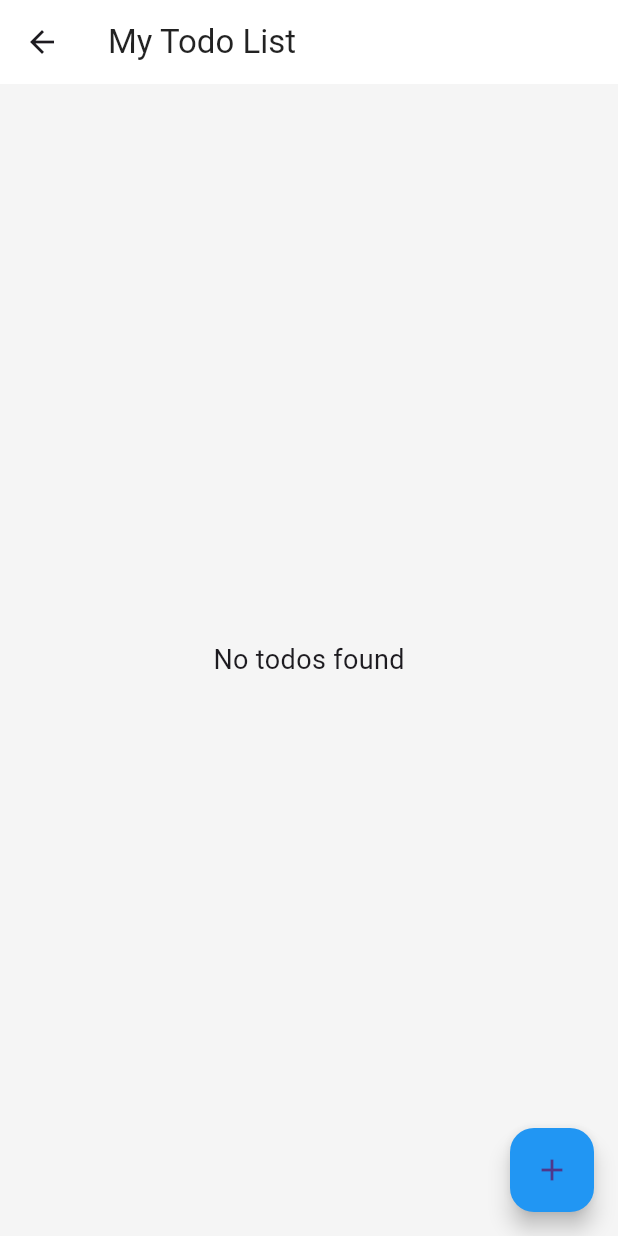
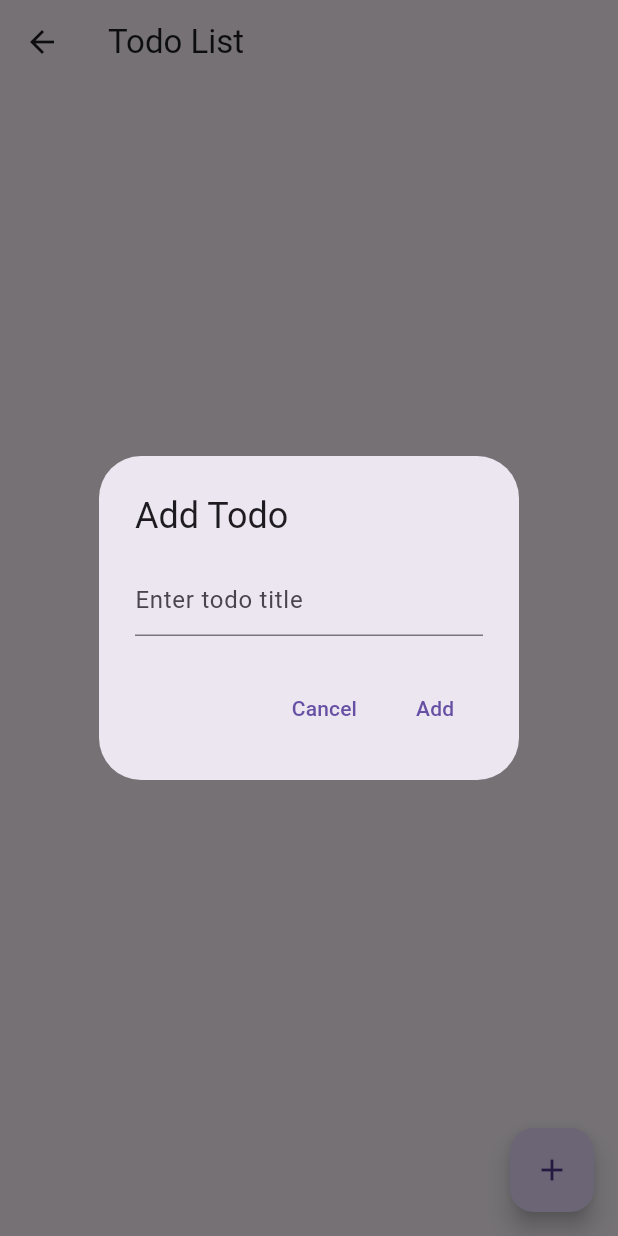
Before and after one commit to sky4564/flutter_prt1, a Flutter app: the HomeScreen screen opened by its route, after a tap on the "add" icon, on a phone screen of 412 x 824 dp. Run offline on Flutter 3.47's test engine with Material 3 defaults, Android fonts, the phone set to English and light mode, and no system bars; our stand-ins replace flutter_dotenv, supabase_flutter; accounts and stored records are empty; network calls fail.

Commit message:
todo add 기능추가

```diff
--- a/lib/models/todo_model.dart
+++ b/lib/models/todo_model.dart
@@ -1,20 +1,35 @@
-// lib/models/todo_model.dart
 class TodoModel {
   final int id;
   final String title;
-  final bool isCompleted;
+  final bool? isCompleted;
+  final String userId;
+  final DateTime? createdAt;
 
   TodoModel({
     required this.id,
     required this.title,
-    required this.isCompleted,
+    this.isCompleted,
+    required this.userId,
+    this.createdAt,
   });
 
   factory TodoModel.fromJson(Map<String, dynamic> json) {
     return TodoModel(
       id: json['id'],
       title: json['title'],
-      isCompleted: json['is_completed'] ?? false,
+      isCompleted: json['isCompleted'],
+      userId: json['user_id'],
+      createdAt: json['created_at'] != null
+          ? DateTime.parse(json['created_at'])
+          : null,
     );
   }
+
+  Map<String, dynamic> toJson() {
+    return {
+      'title': title,
+      'isCompleted': isCompleted,
+      'user_id': userId,
+    };
+  }
 }
--- a/lib/screens/home_screen.dart
+++ b/lib/screens/home_screen.dart
@@ -1,83 +1,105 @@
 import 'package:flutter/material.dart';
+import '../services/todo_service.dart';
 import '../models/todo_model.dart';
-import '../services/todo_service.dart';
 
-class HomeScreen extends StatelessWidget {
-  HomeScreen({super.key});
+class HomeScreen extends StatefulWidget {
+  const HomeScreen({super.key});
+
+  @override
+  _HomeScreenState createState() => _HomeScreenState();
+}
+
+class _HomeScreenState extends State<HomeScreen> {
   final TodoService _todoService = TodoService();
+  late Future<List<TodoModel>> _todosFuture;
+
+  @override
+  void initState() {
+    super.initState();
+    _todosFuture = _todoService.getTodos();
+  }
+
+  Future<void> _addTodo(String title) async {
+    await _todoService.addTodo(title);
+    setState(() {
+      _todosFuture = _todoService.getTodos();
+    });
+  }
 
   @override
   Widget build(BuildContext context) {
     return Scaffold(
-      backgroundColor: const Color(0xFFF5F5F5),
-      appBar: AppBar(
-        title:
-            const Text('My Todo List', style: TextStyle(color: Colors.black87)),
-        backgroundColor: Colors.white,
-        elevation: 0,
-      ),
+      appBar: AppBar(title: const Text('Todo List')),
       body: FutureBuilder<List<TodoModel>>(
-        future: _todoService.getTodos(),
+        future: _todosFuture,
         builder: (context, snapshot) {
           if (snapshot.connectionState == ConnectionState.waiting) {
             return const Center(child: CircularProgressIndicator());
           } else if (snapshot.hasError) {
-            return Center(
-                child: Text('Error: ${snapshot.error}',
-                    style: const TextStyle(color: Colors.red)));
+            return Center(child: Text('Error: ${snapshot.error}'));
           } else if (snapshot.hasData && snapshot.data!.isNotEmpty) {
-            final todos = snapshot.data!;
             return ListView.builder(
-              padding: const EdgeInsets.all(16),
-              itemCount: todos.length,
+              itemCount: snapshot.data!.length,
               itemBuilder: (context, index) {
-                final todo = todos[index];
-                return Card(
-                  elevation: 2,
-                  margin: const EdgeInsets.only(bottom: 16),
-                  child: ListTile(
-                    contentPadding:
-                        const EdgeInsets.symmetric(horizontal: 16, vertical: 8),
-                    title: Text(
-                      todo.title,
-                      style: TextStyle(
-                        fontSize: 18,
-                        fontWeight: FontWeight.w500,
-                        decoration: todo.isCompleted
-                            ? TextDecoration.lineThrough
-                            : null,
-                        color: todo.isCompleted ? Colors.grey : Colors.black87,
-                      ),
-                    ),
+                final todo = snapshot.data![index];
+                return ListTile(
+                  title: Text(todo.title),
                   leading: Checkbox(
-                      value: todo.isCompleted,
+                    value: todo.isCompleted ?? false,
                     onChanged: (bool? value) {
-                        // TODO: Implement update functionality
+                      // TODO: Implement toggle completion
                     },
-                      activeColor: Colors.green,
                   ),
                   trailing: IconButton(
-                      icon: const Icon(Icons.delete, color: Colors.red),
+                    icon: const Icon(Icons.delete),
                     onPressed: () {
-                        // TODO: Implement delete functionality
+                      // TODO: Implement delete
                     },
-                    ),
                   ),
                 );
               },
             );
           }
-          return const Center(
-              child: Text('No todos found', style: TextStyle(fontSize: 18)));
+          return const Center(child: Text('No todos found'));
         },
       ),
       floatingActionButton: FloatingActionButton(
         onPressed: () {
-          // TODO: Implement add todo functionality
+          _showAddTodoDialog(context);
         },
-        backgroundColor: Colors.blue,
         child: const Icon(Icons.add),
       ),
     );
   }
+
+  void _showAddTodoDialog(BuildContext context) {
+    final textController = TextEditingController();
+    showDialog(
+      context: context,
+      builder: (context) {
+        return AlertDialog(
+          title: const Text('Add Todo'),
+          content: TextField(
+            controller: textController,
+            decoration: const InputDecoration(hintText: "Enter todo title"),
+          ),
+          actions: [
+            TextButton(
+              child: const Text('Cancel'),
+              onPressed: () => Navigator.of(context).pop(),
+            ),
+            TextButton(
+              child: const Text('Add'),
+              onPressed: () {
+                if (textController.text.isNotEmpty) {
+                  _addTodo(textController.text);
+                  Navigator.of(context).pop();
                 }
+              },
+            ),
+          ],
+        );
+      },
+    );
+  }
+}
--- a/lib/services/todo_service.dart
+++ b/lib/services/todo_service.dart
@@ -1,19 +1,70 @@
-// lib/services/todo_service.dart
 import 'package:supabase_flutter/supabase_flutter.dart';
 import '../models/todo_model.dart';
+import 'package:flutter/foundation.dart';
 
 class TodoService {
   final SupabaseClient _supabase = Supabase.instance.client;
 
   Future<List<TodoModel>> getTodos() async {
     try {
-      final response = await _supabase.from('todos').select('*');
+      debugPrint('Fetching todos from Supabase...');
+      final response = await _supabase
+          .from('todos')
+          .select()
+          .order('created_at', ascending: false);
 
-      return (response as List)
-          .map((todo) => TodoModel.fromJson(todo))
-          .toList();
+      debugPrint('Supabase response: $response');
+
+      final todos = (response as List).map((todo) {
+        debugPrint('Processing todo: $todo');
+        return TodoModel.fromJson(todo);
+      }).toList();
+
+      debugPrint('Processed ${todos.length} todos');
+      return todos;
     } catch (error) {
+      debugPrint('Error fetching todos: $error');
       throw Exception('Failed to fetch todos: $error');
     }
   }
+
+  Future<TodoModel> addTodo(String title) async {
+    try {
+      final userId = _supabase.auth.currentUser!.id;
+      final newTodo = {
+        'title': title,
+        'isCompleted': false,
+        'user_id': userId,
+      };
+
+      final response =
+          await _supabase.from('todos').insert(newTodo).select().single();
+
+      return TodoModel.fromJson(response);
+    } catch (error) {
+      debugPrint('Error adding todo: $error');
+      throw Exception('Failed to add todo: $error');
+    }
+  }
+
+  Future<void> updateTodo(TodoModel todo) async {
+    try {
+      await _supabase.from('todos').update({
+        'title': todo.title,
+        'isCompleted': todo.isCompleted,
+      }).eq('id', todo.id);
+    } catch (error) {
+      debugPrint('Error updating todo: $error');
+      throw Exception('Failed to update todo: $error');
+    }
+  }
+
+  Future<void> deleteTodo(int id) async {
+    try {
+      await _supabase.from('todos').delete().eq('id', id);
+    } catch (error) {
+      debugPrint('Error deleting todo: $error');
+      throw Exception('Failed to delete todo: $error');
+    }
+  }
 }
```
Lines whose indentation alone changed are shown as unchanged.
